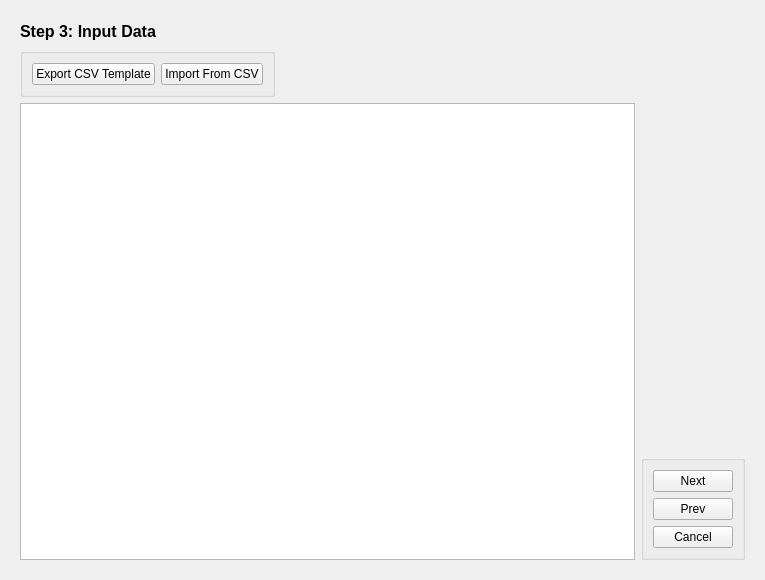
Qt form src/gui/mca_wizard.ui (Ecotrust/delphos) before a commit.
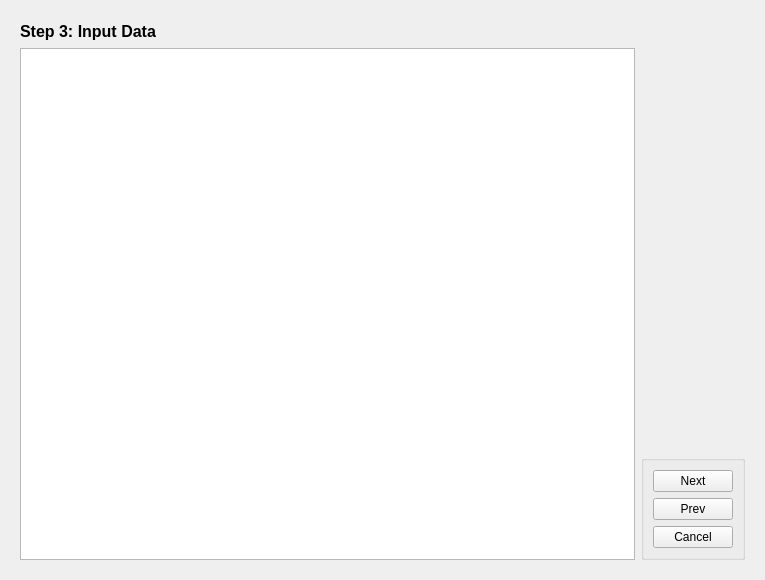
The same form after that commit. The open tabs and pages were chosen to show the change. Icons and pictures are not drawn. Custom widgets are drawn as their Qt base class.

The edit to the form file:
```diff
--- a/src/gui/mca_wizard.ui
+++ b/src/gui/mca_wizard.ui
@@ -475,46 +475,6 @@
        </item>
        <item>
         <layout class="QVBoxLayout" >
-         <item>
-          <layout class="QHBoxLayout" >
-           <item>
-            <widget class="QGroupBox" name="groupBox_11" >
-             <property name="title" >
-              <string/>
-             </property>
-             <layout class="QHBoxLayout" >
-              <item>
-               <widget class="QPushButton" name="export_button" >
-                <property name="text" >
-                 <string>Export CSV Template</string>
-                </property>
-               </widget>
-              </item>
-              <item>
-               <widget class="QPushButton" name="import_button" >
-                <property name="text" >
-                 <string>Import From CSV</string>
-                </property>
-               </widget>
-              </item>
-             </layout>
-            </widget>
-           </item>
-           <item>
-            <spacer>
-             <property name="orientation" >
-              <enum>Qt::Horizontal</enum>
-             </property>
-             <property name="sizeHint" >
-              <size>
-               <width>40</width>
-               <height>20</height>
-              </size>
-             </property>
-            </spacer>
-           </item>
-          </layout>
-         </item>
          <item>
           <layout class="QHBoxLayout" >
            <item>
```
